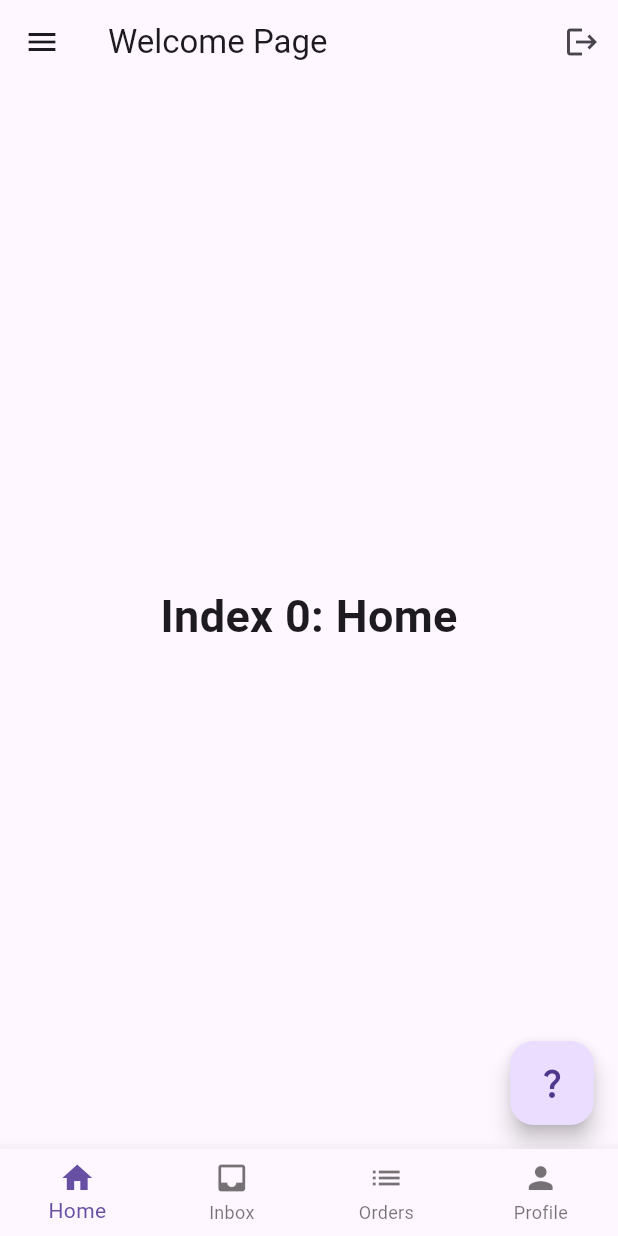
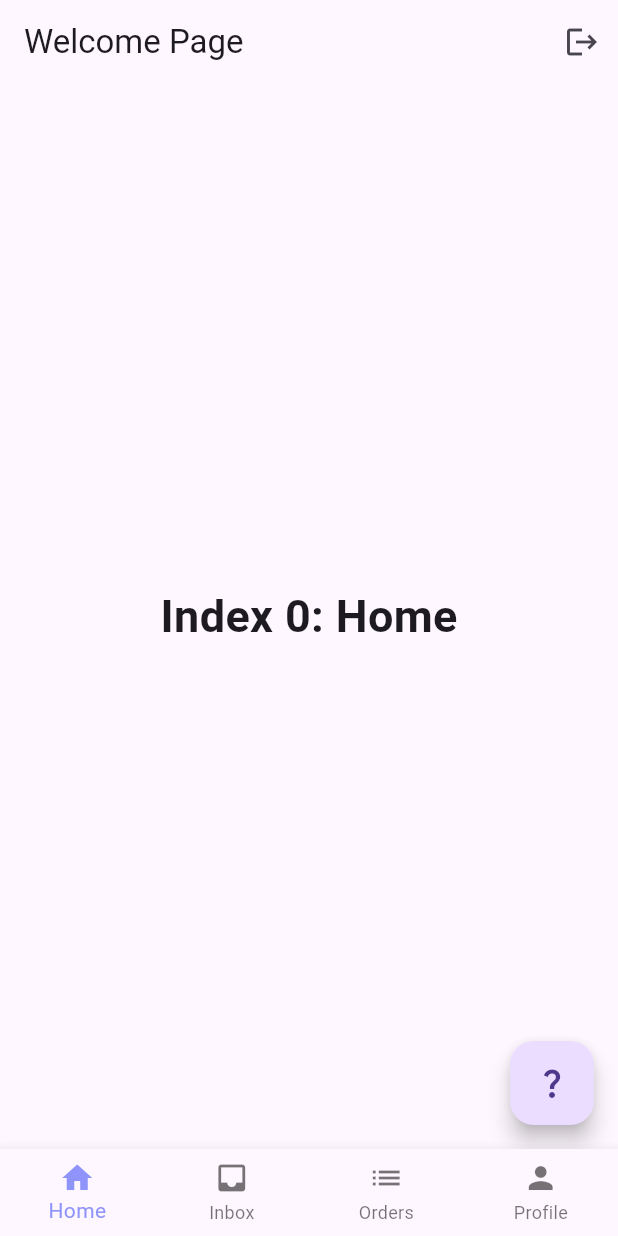
Before and after one commit to jamewk/flutter-demo, a Flutter app: the ContentPage screen opened directly, on a phone screen of 412 x 824 dp. Run offline on Flutter 3.47's test engine with Material 3 defaults, Android fonts, the phone set to English and light mode, and no system bars; our stand-ins replace shared_preferences; accounts and stored records are empty.

Commit message:
feat: change name app

```diff
--- a/lib/features/content_page.dart
+++ b/lib/features/content_page.dart
@@ -12,7 +12,7 @@ class ContentPage extends StatefulWidget {
 }
 
 class _ContentPageState extends State<ContentPage> {
-  int currentTab = 0;
+  int _currentTab = 0;
   final List<Widget> _contents = <Widget>[
     const HomePage(),
     const InboxPage(),
@@ -23,19 +23,21 @@ class _ContentPageState extends State<ContentPage> {
   @override
   Widget build(BuildContext context) {
     return Scaffold(
-      body: Center(child: _contents.elementAt(currentTab)),
+      body: Center(child: _contents.elementAt(_currentTab)),
       bottomNavigationBar: BottomNavigationBar(
         onTap: (value) {
           setState(() {
-            currentTab = value;
+            _currentTab = value;
           });
         },
         type: BottomNavigationBarType.fixed,
+        currentIndex: _currentTab,
+        selectedItemColor: Color.fromRGBO(143, 148, 251, 1),
         items: const [
           BottomNavigationBarItem(icon: Icon(Icons.home), label: 'Home'),
           BottomNavigationBarItem(icon: Icon(Icons.inbox), label: 'Inbox'),
           BottomNavigationBarItem(icon: Icon(Icons.list), label: 'Orders'),
-          BottomNavigationBarItem(icon: Icon(Icons.person), label: 'Profile'),
+          BottomNavigationBarItem(icon: Icon(Icons.person), label: 'Profile')
         ],
       ),
     );
--- a/lib/features/home/home_page.dart
+++ b/lib/features/home/home_page.dart
@@ -23,11 +23,11 @@ class _HomePageState extends State<HomePage> {
     Text('Index 2: School', style: optionStyle),
   ];
 
-  void _onItemTapped(int index) {
-    setState(() {
-      _selectedIndex = index;
-    });
-  }
+  // void _onItemTapped(int index) {
+  //   setState(() {
+  //     _selectedIndex = index;
+  //   });
+  // }
 
   @override
   Widget build(BuildContext context) {
@@ -43,51 +43,48 @@ class _HomePageState extends State<HomePage> {
           ),
         ],
       ),
-      drawer: Drawer(
-        // Add a ListView to the drawer. This ensures the user can scroll
-        // through the options in the drawer if there isn't enough vertical
-        // space to fit everything.
-        child: ListView(
-          // Important: Remove any padding from the ListView.
-          padding: EdgeInsets.zero,
-          children: [
-            const DrawerHeader(
-              decoration: BoxDecoration(),
-              child: Text('Home Menu'),
-            ),
-            ListTile(
-              title: const Text('Home'),
-              selected: _selectedIndex == 0,
-              onTap: () {
-                // Update the state of the app
-                _onItemTapped(0);
-                // Then close the drawer
-                Navigator.pop(context);
-              },
-            ),
-            ListTile(
-              title: const Text('Business'),
-              selected: _selectedIndex == 1,
-              onTap: () {
-                // Update the state of the app
-                _onItemTapped(1);
-                // Then close the drawer
-                Navigator.pop(context);
-              },
-            ),
-            ListTile(
-              title: const Text('School'),
-              selected: _selectedIndex == 2,
-              onTap: () {
-                // Update the state of the app
-                _onItemTapped(2);
-                // Then close the drawer
-                Navigator.pop(context);
-              },
-            ),
-          ],
-        ),
-      ),
+      // drawer: Drawer(
+      //   child: ListView(
+      //     // Important: Remove any padding from the ListView.
+      //     padding: EdgeInsets.zero,
+      //     children: [
+      //       const DrawerHeader(
+      //         decoration: BoxDecoration(),
+      //         child: Text('Home Menu'),
+      //       ),
+      //       ListTile(
+      //         title: const Text('Home'),
+      //         selected: _selectedIndex == 0,
+      //         onTap: () {
+      //           // Update the state of the app
+      //           _onItemTapped(0);
+      //           // Then close the drawer
+      //           Navigator.pop(context);
+      //         },
+      //       ),
+      //       ListTile(
+      //         title: const Text('Business'),
+      //         selected: _selectedIndex == 1,
+      //         onTap: () {
+      //           // Update the state of the app
+      //           _onItemTapped(1);
+      //           // Then close the drawer
+      //           Navigator.pop(context);
+      //         },
+      //       ),
+      //       ListTile(
+      //         title: const Text('School'),
+      //         selected: _selectedIndex == 2,
+      //         onTap: () {
+      //           // Update the state of the app
+      //           _onItemTapped(2);
+      //           // Then close the drawer
+      //           Navigator.pop(context);
+      //         },
+      //       ),
+      //     ],
+      //   ),
+      // ),
       body: Center(child: _widgetOptions[_selectedIndex]),
       floatingActionButton: Builder(
         builder: (context) {
--- a/lib/main.dart
+++ b/lib/main.dart
@@ -1,6 +1,6 @@
 import 'package:demo/core/utils/auth_provider.dart';
 import 'package:demo/features/content_page.dart';
-import 'package:demo/features/login/login_page.dart';
+import 'package:demo/features/login_page.dart';
 import 'package:flutter/material.dart';
 import 'package:provider/provider.dart';
 
```
Also changed, not shown: lib/features/login_page.dart (renamed from lib/features/login/login_page.dart), 2 other files.
